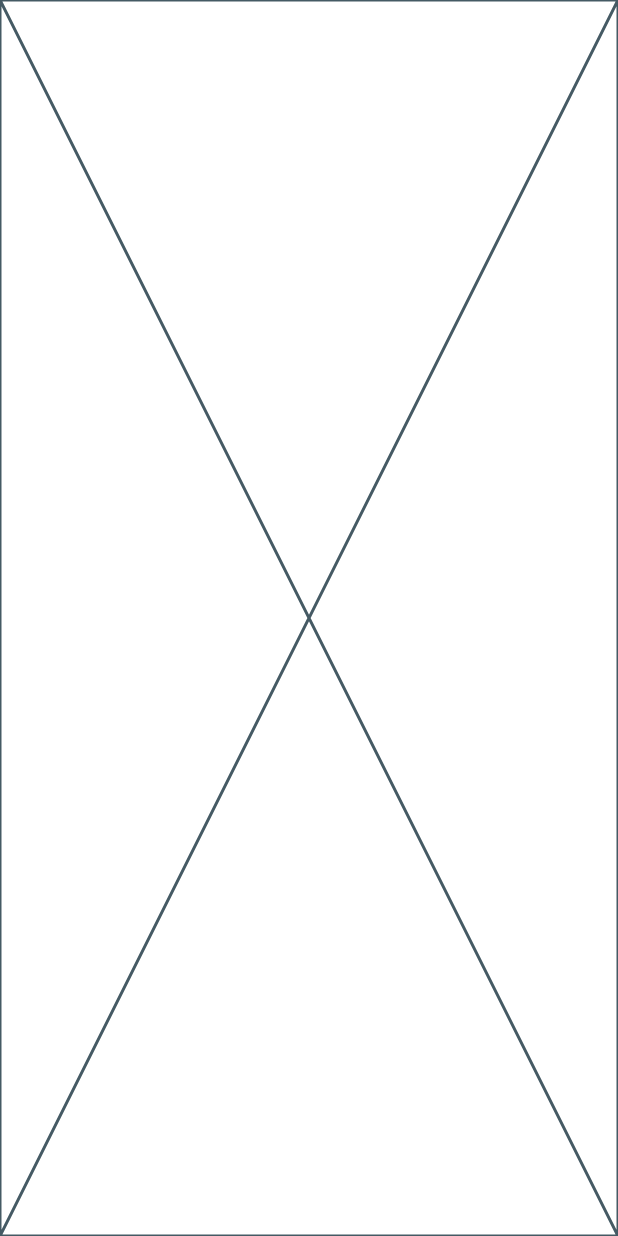
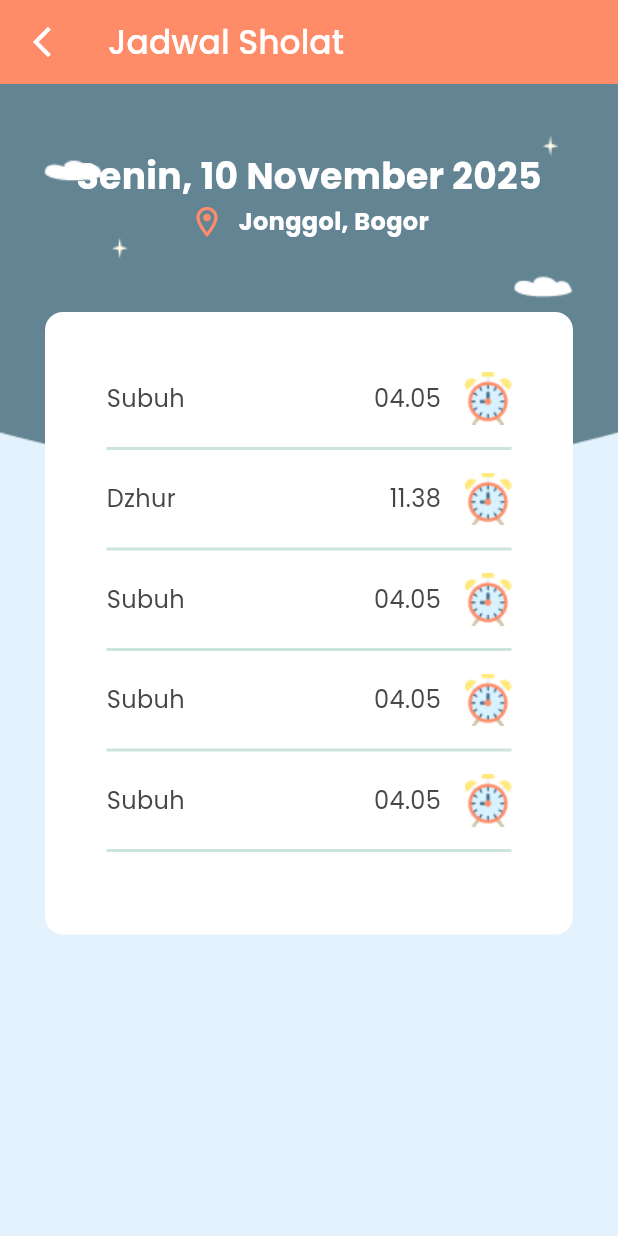
Before and after one commit to sabitmohamad/Bittaqwa, a Flutter app: the screen it shows after launch, after a tap on "Jadwal Sholat", on a phone screen of 412 x 824 dp. Run offline on Flutter 3.47's test engine with Material 3 defaults, Android fonts, the phone set to English and light mode, and no system bars; our stand-ins replace flutter_masked_text2.

Commit message:
Penambahan screen jadwal sholat

```diff
--- a/lib/presentation/screen/jadwal_sholat_screen.dart
+++ b/lib/presentation/screen/jadwal_sholat_screen.dart
@@ -1,10 +1,185 @@
+import 'package:dashboard_islami/presentation/widgets/time.dart';
+import 'package:dashboard_islami/utils/color_constant.dart';
 import 'package:flutter/material.dart';
 
-class JadwalSholatScreen extends StatelessWidget {
+class JadwalSholatScreen extends StatefulWidget {
   const JadwalSholatScreen({super.key});
 
   @override
+  State<JadwalSholatScreen> createState() => _JadwalSholatScreenState();
+}
+
+class _JadwalSholatScreenState extends State<JadwalSholatScreen> {
+  @override
   Widget build(BuildContext context) {
-    return const Placeholder();
+    return Scaffold(
+      appBar: AppBar(
+        backgroundColor: ColorConstant.primary,
+        title: Text(
+          'Jadwal Sholat',
+          style: TextStyle(
+            color: ColorConstant.white,
+            fontFamily: 'PoppinsMedium',
+          ),
+        ),
+        leading: IconButton(
+          icon: Icon(
+            Icons.arrow_back_ios_new_outlined,
+            color: Colors.white,
+          ),
+          onPressed: () {
+            Navigator.pop(context);
+          },
+        ),
+      ),
+      body: Container(
+        color: Color(0xffE4F2FD),
+        child: Stack(
+          children: [
+            Image.asset(
+              'assets/images/bg_header_jadwal_sholat.png',
+              width: double.infinity,
+              fit: BoxFit.cover,
+            ),
+            Column(
+              children: [
+                SizedBox(
+                  height: 44,
+                ),
+                Align(
+                  alignment: Alignment.topCenter,
+                  child: Text(
+                    'Senin, 10 November 2025',
+                    style: TextStyle(
+                      color: Colors.white,
+                      fontSize: 24,
+                      fontFamily: 'PoppinsBold',
+                    ),
+                  ),
+                ),
+                SizedBox(
+                  height: 2,
+                ),
+                Row(
+                  mainAxisAlignment: MainAxisAlignment.center,
+                  children: [
+                    Icon(
+                      Icons.location_on_outlined,
+                      color: ColorConstant.primary,
+                    ),
+                    SizedBox(
+                      width: 9,
+                    ),
+                    Text(
+                      'Jonggol, Bogor',
+                      style: TextStyle(
+                        fontFamily: 'PoppinsBold',
+                        fontSize: 16,
+                        color: Colors.white,
+                      ),
+                    ),
+                  ],
+                ),
+                SizedBox(
+                  height: 48,
+                ),
+                Container(
+                  margin: EdgeInsets.symmetric(horizontal: 30),
+                  padding: EdgeInsets.symmetric(horizontal: 41, vertical: 40),
+                  decoration: BoxDecoration(
+                    borderRadius: BorderRadius.circular(12),
+                    color: Colors.white,
+                  ),
+                  child: Column(
+                    children: [
+                      Time(
+                        pray: 'Subuh',
+                        time: '04.05',
+                        image: 'assets/images/img_clock.png',
+                      ),
+                      SizedBox(
+                        height: 15,
+                      ),
+                      Container(
+                        height: 2,
+                        width: double.infinity,
+                        color: Color(0xffCBE5DD),
+                      ),
+                      SizedBox(
+                        height: 15,
+                      ),
+                      Time(
+                        pray: 'Dzhur',
+                        time: '11.38',
+                        image: 'assets/images/img_clock.png',
+                      ),
+                      SizedBox(
+                        height: 15,
+                      ),
+                      Container(
+                        height: 2,
+                        width: double.infinity,
+                        color: Color(0xffCBE5DD),
+                      ),
+                      SizedBox(
+                        height: 15,
+                      ),
+                      Time(
+                        pray: 'Subuh',
+                        time: '04.05',
+                        image: 'assets/images/img_clock.png',
+                      ),
+                      SizedBox(
+                        height: 15,
+                      ),
+                      Container(
+                        height: 2,
+                        width: double.infinity,
+                        color: Color(0xffCBE5DD),
+                      ),
+                      SizedBox(
+                        height: 15,
+                      ),
+                      Time(
+                        pray: 'Subuh',
+                        time: '04.05',
+                        image: 'assets/images/img_clock.png',
+                      ),
+                      SizedBox(
+                        height: 15,
+                      ),
+                      Container(
+                        height: 2,
+                        width: double.infinity,
+                        color: Color(0xffCBE5DD),
+                      ),
+                      SizedBox(
+                        height: 15,
+                      ),
+                      Time(
+                        pray: 'Subuh',
+                        time: '04.05',
+                        image: 'assets/images/img_clock.png',
+                      ),
+                      SizedBox(
+                        height: 15,
+                      ),
+                      Container(
+                        height: 2,
+                        width: double.infinity,
+                        color: Color(0xffCBE5DD),
+                      ),
+                      SizedBox(
+                        height: 15,
+                      ),
+                    ],
+                  ),
+                ),
+              ],
+            ),
+          ],
+        ),
+      ),
+    );
   }
 }
--- /dev/null
+++ b/lib/presentation/widgets/time.dart
@@ -0,0 +1,44 @@
+import 'package:flutter/material.dart';
+
+import '../../utils/color_constant.dart';
+
+class Time extends StatelessWidget {
+  final String pray;
+  final String time;
+  final String image;
+  const Time({
+    required this.pray,
+    required this.time,
+    required this.image,
+    super.key,
+  });
+
+  @override
+  Widget build(BuildContext context) {
+    return Row(
+      children: [
+        Text(
+          pray,
+          style: TextStyle(
+            fontFamily: 'PoppinsRegular',
+            color: ColorConstant.text,
+            fontSize: 16,
+          ),
+        ),
+        Spacer(),
+        Text(
+          time,
+          style: TextStyle(
+            fontFamily: 'PoppinsRegular',
+            color: ColorConstant.text,
+            fontSize: 16,
+          ),
+        ),
+        SizedBox(
+          width: 16,
+        ),
+        Image.asset(image),
+      ],
+    );
+  }
+}
```
